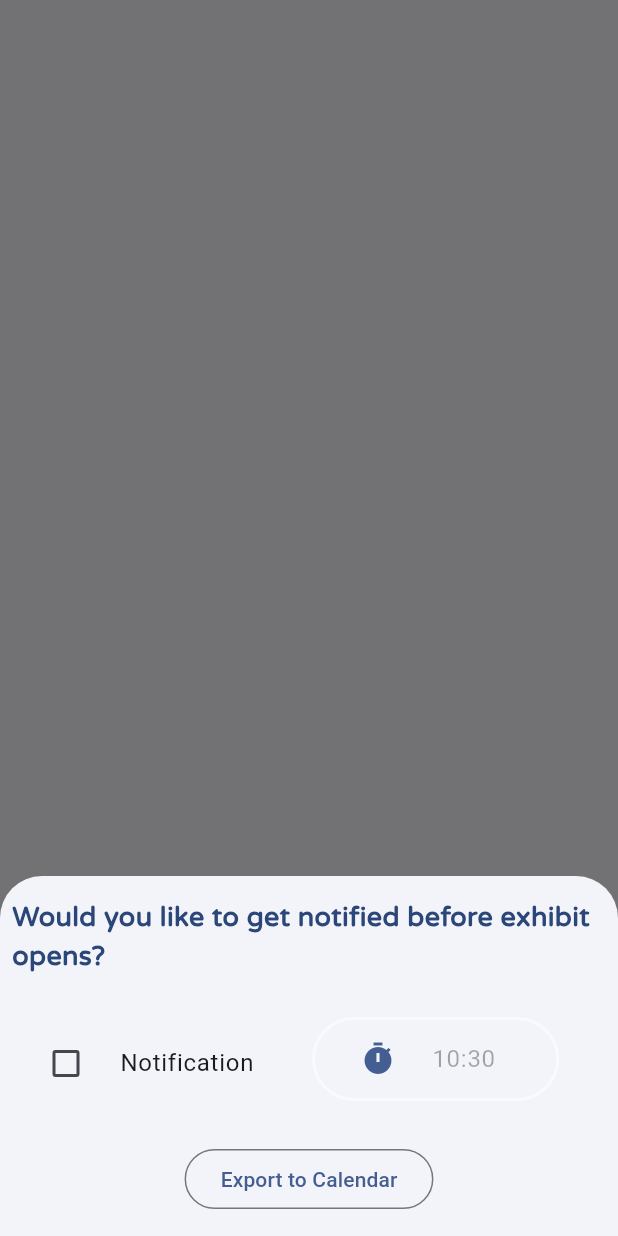
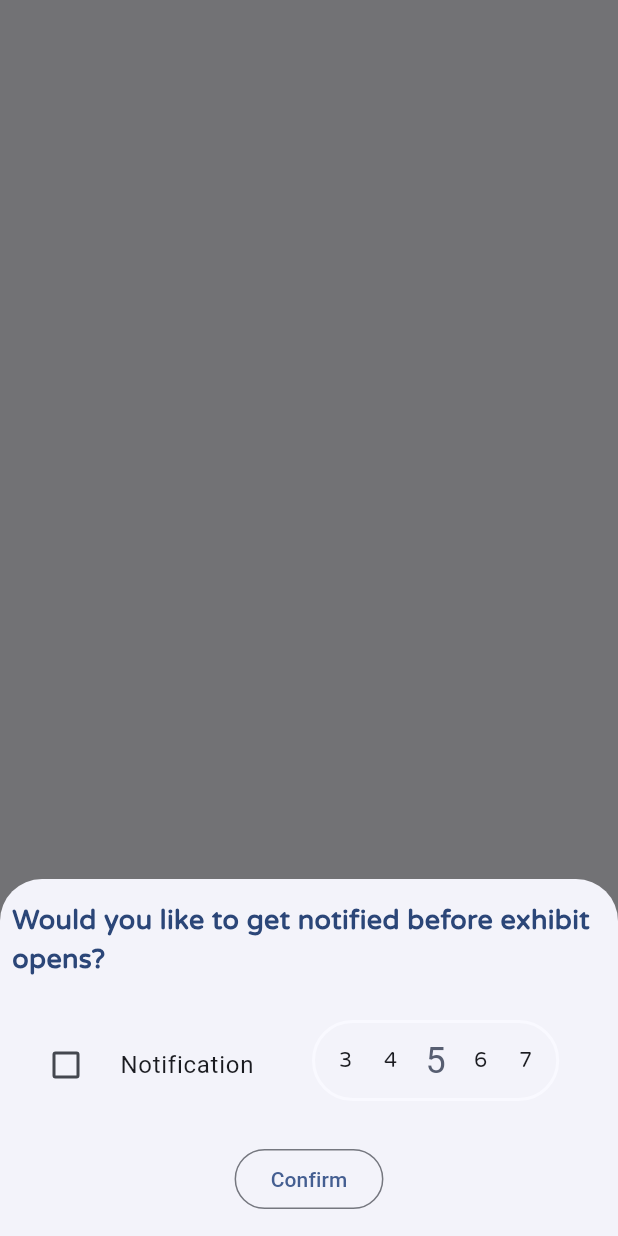
Before and after one commit to fico45/ArtGallery, a Flutter app: what showCalendarExportSheet() shows on an empty page, opened directly with empty values, on a phone screen of 412 x 824 dp. Run offline on Flutter 3.47's test engine with Material 2 defaults, Android fonts, the phone set to English and light mode, and no system bars; drawn by our look-alikes of date_time_picker, numberpicker; our stand-ins replace carousel_slider, cloud_firestore, firebase_auth, firebase_core, firebase_storage, flutter_advanced_drawer and 6 more; missing offline and left inert: device_calendar, flutter_google_places, google_maps_webservice, onesignal_flutter; accounts and stored records are empty; network calls fail.

Commit message:
feat(CalendarExport): Add plugin. which ain't working yet

```diff
--- a/lib/view/widgets/exhibit/add_to_calendar_sheet.dart
+++ b/lib/view/widgets/exhibit/add_to_calendar_sheet.dart
@@ -1,13 +1,14 @@
+import 'package:artgallery/data/functions.dart';
 import 'package:artgallery/data/model/exhibit_model/exhibit_data_model.dart';
-import 'package:date_time_picker/date_time_picker.dart';
 import 'package:flutter/material.dart';
-import 'package:intl/intl.dart';
+import 'package:numberpicker/numberpicker.dart';
 
 Future showCalendarExportSheet({
   required BuildContext context,
   required Exhibit exhibit,
 }) async {
   return showModalBottomSheet(
+    enableDrag: false,
     elevation: 5,
     context: context,
     builder: (context) => CalendarExportSheet(
@@ -25,8 +26,7 @@ class CalendarExportSheet extends StatefulWidget {
 }
 
 class _CalendarExportSheetState extends State<CalendarExportSheet> {
-  late String _notificationTime =
-      DateFormat("HH:mm").format(widget.exhibit.startDateTime);
+  int notificationTime = 5;
   final EdgeInsets padding =
       const EdgeInsets.symmetric(vertical: 14.0, horizontal: 8.0);
   bool shouldNotify = false;
@@ -66,7 +66,9 @@ class _CalendarExportSheetState extends State<CalendarExportSheet> {
                       ListTileControlAffinity.leading, //  <-- leading Checkbox
                 ),
               ),
-              AnimatedContainer(
+              IgnorePointer(
+                ignoring: !shouldNotify,
+                child: AnimatedContainer(
                   width: MediaQuery.of(context).size.width * 0.4,
                   alignment: Alignment.center,
                   decoration: BoxDecoration(
@@ -81,29 +83,21 @@ class _CalendarExportSheetState extends State<CalendarExportSheet> {
                   duration: Duration(
                     milliseconds: 600,
                   ),
-                child: DateTimePicker(
-                  enabled: shouldNotify,
-                  initialValue: _notificationTime,
-                  initialTime: TimeOfDay(
-                      hour: int.parse(
-                          _notificationTime[0] + _notificationTime[1]),
-                      minute: int.parse(
-                          _notificationTime[3] + _notificationTime[4])),
-                  onChanged: (val) => _notificationTime = val,
-                  type: DateTimePickerType.time,
-                  firstDate: DateTime.now(),
-                  lastDate: DateTime(2100),
-                  decoration: InputDecoration(
-                    contentPadding: padding,
-                    border: InputBorder.none,
-                    icon: Padding(
-                      padding: const EdgeInsets.only(left: 30.0),
-                      child: Icon(
-                        Icons.timer,
-                        color: Theme.of(context).colorScheme.primary,
+                  child: Center(
+                      child: NumberPicker(
+                    textStyle: TextStyle(
+                      fontFamily: 'VarelaRound',
                     ),
-                    ),
-                  ),
+                    itemWidth: 30,
+                    maxValue: 120,
+                    minValue: 1,
+                    itemCount: 5,
+                    axis: Axis.horizontal,
+                    value: notificationTime,
+                    onChanged: (value) => setState(() {
+                      notificationTime = value;
+                    }),
+                  )),
                 ),
               ),
             ],
@@ -113,9 +107,13 @@ class _CalendarExportSheetState extends State<CalendarExportSheet> {
           padding: padding,
           child: Center(
             child: OutlinedButton(
-              onPressed: () {},
-              child: Text('Export to Calendar'),
-              style: ButtonStyle(),
+              onPressed: () {
+                exportExhibitToCalendar(
+                    exhibit: widget.exhibit,
+                    notificationDelay: notificationTime,
+                    shouldNotify: shouldNotify);
+              },
+              child: Text('Confirm'),
             ),
           ),
         ),
--- a/pubspec.yaml
+++ b/pubspec.yaml
@@ -52,7 +52,8 @@ dependencies:
   location: ^4.3.0
   copy_with_extension_gen: ^4.0.1
   onesignal_flutter: ^3.0.0
-  ical: ^0.2.2
+  device_calendar: ^4.2.0
+  numberpicker: ^2.1.1
 
 
 dev_dependencies:
```
Also changed, not shown: lib/data/functions.dart (+18 -0 lines), pubspec.lock, 4 other files. Lines whose indentation alone changed are shown as unchanged.
